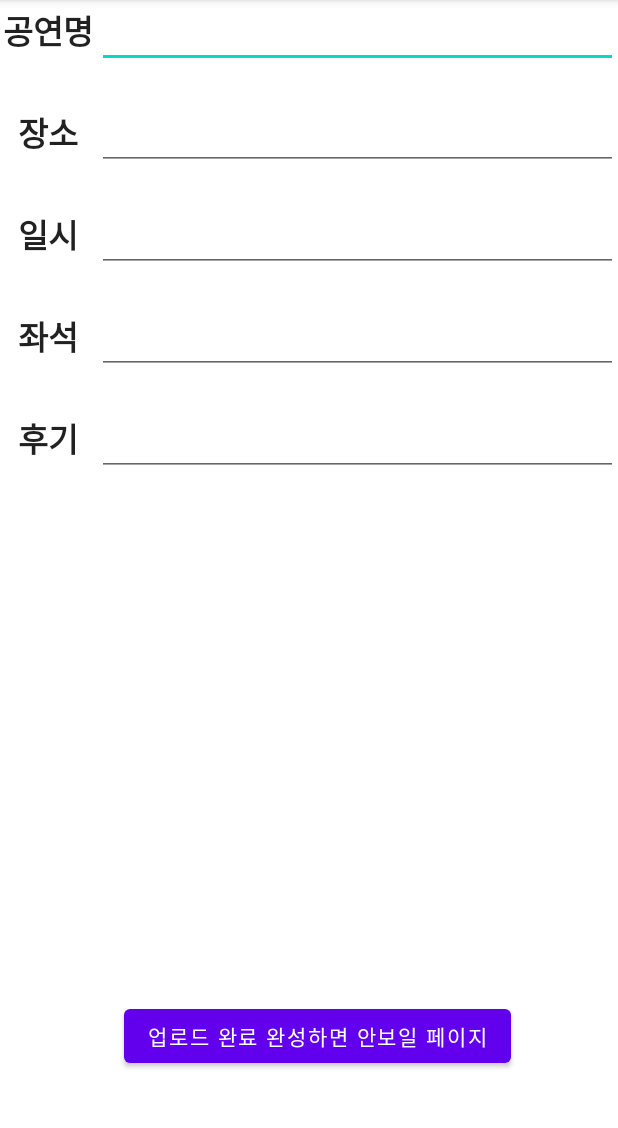
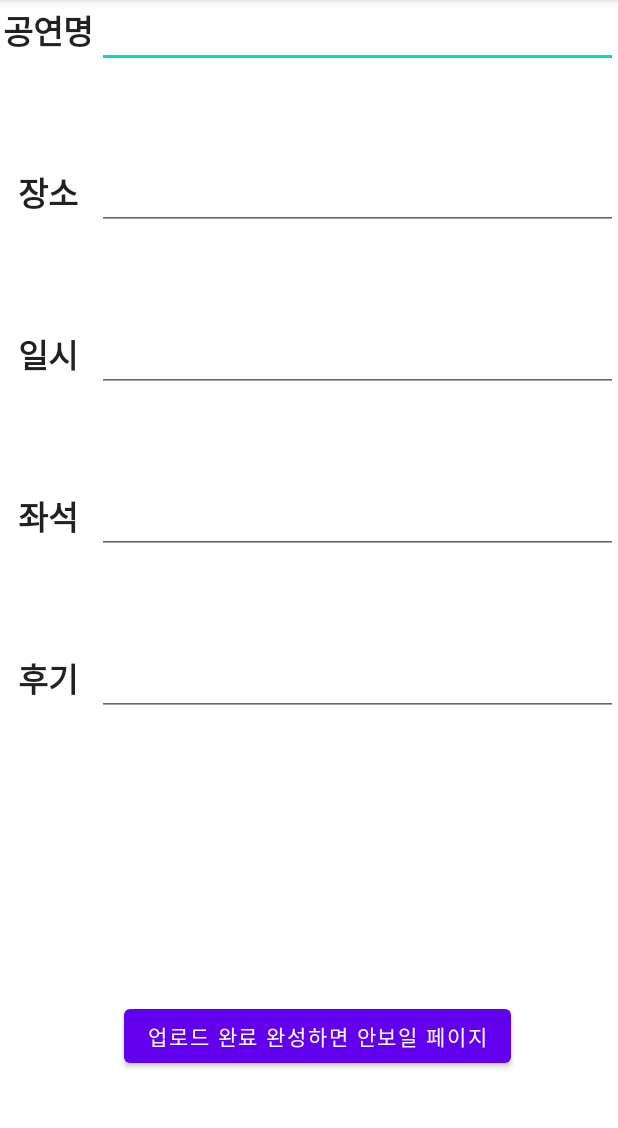
Before and after one commit to hjuujh/mytip, an Android app: the UploadActivity screen opened directly, with no data from a screen before it, on a phone screen of 412 x 824 dp, the part 84-1212 px from its top. Run offline under Robolectric (Android 15) with nearby library versions, the phone set to English and light mode, and no system bars; our stand-ins replace Firebase (no records; nobody signed in at launch, a user with empty details on screens opened directly).

Commit message:
수정가능

```diff
--- a/app/src/main/res/layout/activity_upload.xml
+++ b/app/src/main/res/layout/activity_upload.xml
@@ -9,7 +9,7 @@
     <include
         layout="@layout/modify_list"
         android:layout_width="match_parent"
-        android:layout_height="339dp" />
+        android:layout_height="604dp" />
 
     <Button
         android:id="@+id/btn"
--- a/app/src/main/res/layout/modify_list.xml
+++ b/app/src/main/res/layout/modify_list.xml
@@ -6,7 +6,7 @@
 
     <LinearLayout
         android:layout_width="match_parent"
-        android:layout_height="match_parent"
+        android:layout_height="wrap_content"
         android:layout_weight="1"
         android:orientation="horizontal">
 
@@ -34,7 +34,7 @@
 
     <LinearLayout
         android:layout_width="match_parent"
-        android:layout_height="match_parent"
+        android:layout_height="wrap_content"
         android:layout_weight="1"
         android:orientation="horizontal">
 
@@ -62,7 +62,7 @@
 
     <LinearLayout
         android:layout_width="match_parent"
-        android:layout_height="match_parent"
+        android:layout_height="wrap_content"
         android:layout_weight="1"
         android:orientation="horizontal">
 
@@ -87,9 +87,10 @@
             android:inputType="textMultiLine" />
 
     </LinearLayout>
+
     <LinearLayout
         android:layout_width="match_parent"
-        android:layout_height="match_parent"
+        android:layout_height="wrap_content"
         android:layout_weight="1"
         android:orientation="horizontal">
 
@@ -117,8 +118,8 @@
 
     <LinearLayout
         android:layout_width="match_parent"
-        android:layout_height="match_parent"
-        android:layout_weight="1"
+        android:layout_height="wrap_content"
+        android:layout_weight="2"
         android:orientation="horizontal">
 
         <TextView
```
Also changed, not shown: app/src/main/java/com/example/mytip/ReviewActivity.java (+14 -8 lines).
